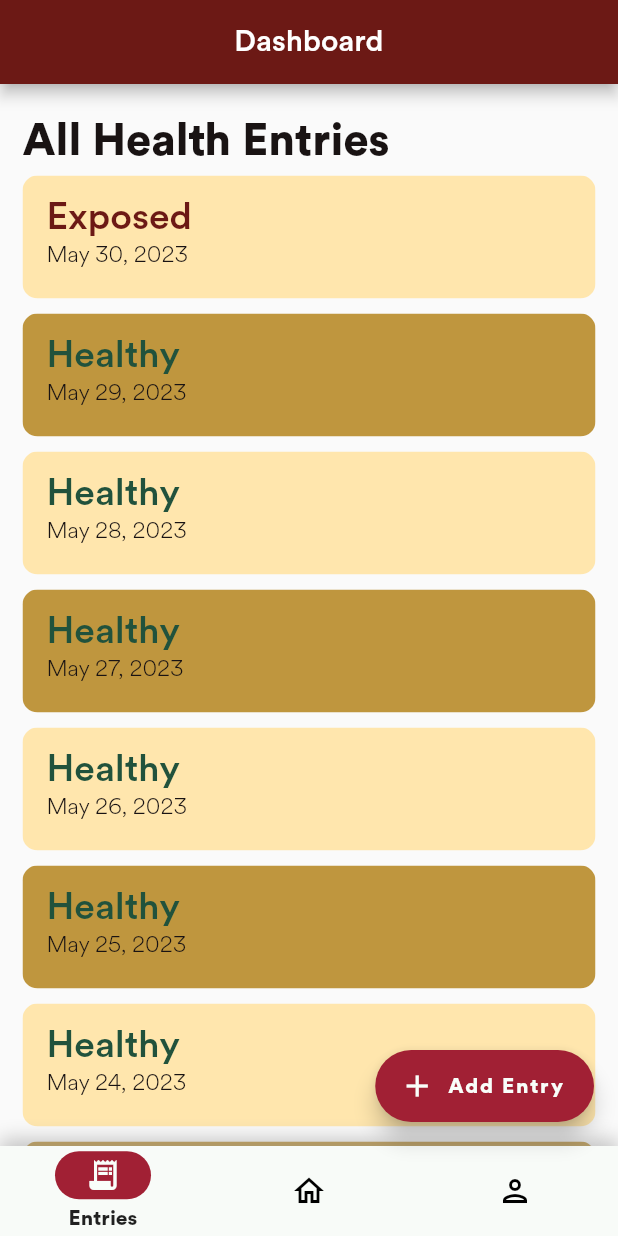
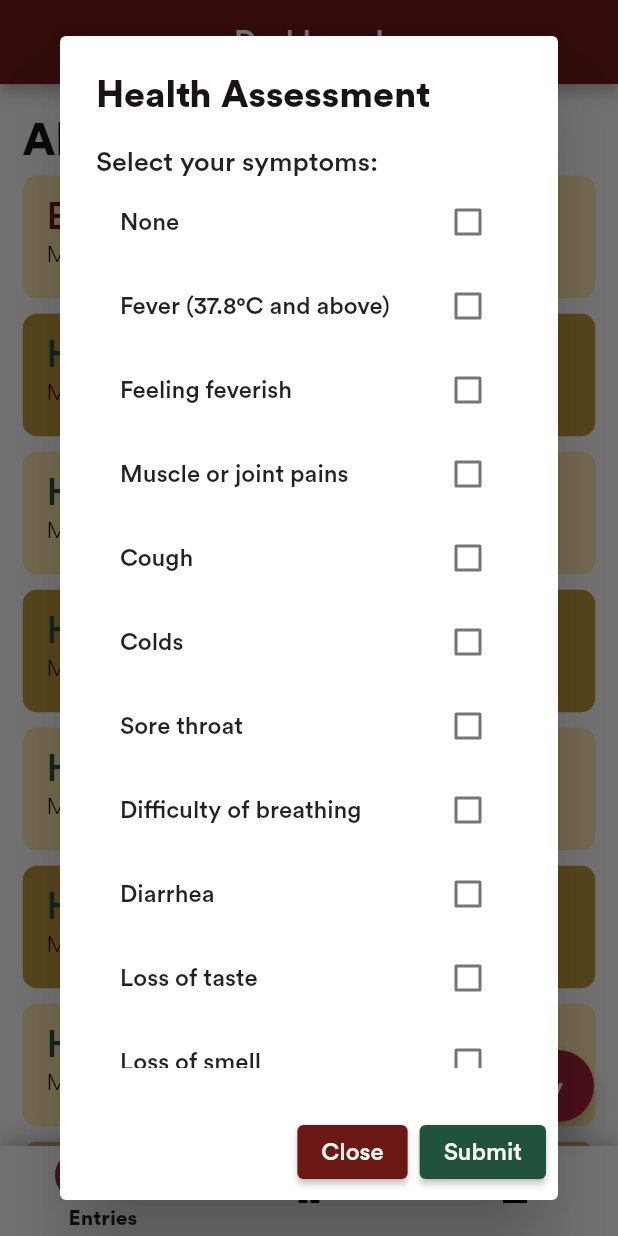
Before and after one commit to jaungos/ohmsim, a Flutter app: the UserView screen opened by its route, after a tap on "Add Entry", on a phone screen of 412 x 824 dp. Run offline on Flutter 3.47's test engine with Material 2 defaults, Android fonts, the phone set to English and light mode, and no system bars; our stand-ins replace cloud_firestore, firebase_auth, firebase_core; accounts and stored records are empty.

Commit message:
Feat: added add entry button

```diff
--- a/ohmsim/lib/main.dart
+++ b/ohmsim/lib/main.dart
@@ -44,7 +44,7 @@ class MyApp extends StatelessWidget {
           primaryColor: const Color(0xFF00A65A),
           primarySwatch: Colors.green,
         ),
-        initialRoute: SignupPage.routeName,
+        initialRoute: UserView.routeName,
         // initialRoute: '/',
         routes: {
           //TODO: Put routes here
--- /dev/null
+++ b/ohmsim/lib/screens/student/addentry.dart
@@ -0,0 +1,177 @@
+import 'package:flutter/material.dart';
+
+class AddEntry extends StatefulWidget {
+  @override
+  _AddEntryState createState() => _AddEntryState();
+}
+
+class _AddEntryState extends State<AddEntry> {
+  Map<String, bool> symptoms = {
+    'None': false,
+    'Fever (37.8°C and above)': false,
+    'Feeling feverish': false,
+    'Muscle or joint pains': false,
+    'Cough': false,
+    'Colds': false,
+    'Sore throat': false,
+    'Difficulty of breathing': false,
+    'Diarrhea': false,
+    'Loss of taste': false,
+    'Loss of smell': false,
+  };
+  int exposureRadioValue = -1;
+
+  @override
+  Widget build(BuildContext context) {
+    return AlertDialog(
+      title: const Text(
+        'Health Assessment',
+        style: TextStyle(
+          fontSize: 25,
+          fontWeight: FontWeight.w700,
+          color: Color(0xFF191313),
+        ),
+      ),
+      content: SingleChildScrollView(
+        child: Column(
+          crossAxisAlignment: CrossAxisAlignment.start,
+          children: [
+            const Text(
+              'Select your symptoms:',
+              style: TextStyle(
+                fontSize: 18,
+                fontWeight: FontWeight.normal,
+              ),
+            ),
+            Column(
+              children: symptoms.keys.map((String symptom) {
+                return CheckboxListTile(
+                  title: Text(
+                    symptom,
+                    style: const TextStyle(
+                      fontSize: 16,
+                    ),
+                  ),
+                  value: symptoms[symptom],
+                  activeColor: const Color(0xFF21523c),
+                  onChanged: (bool? value) {
+                    setState(() {
+                      if (symptom == 'None') {
+                        // If 'None' is selected, disable other symptoms
+                        symptoms.forEach((key, _) {
+                          symptoms[key] = false;
+                        });
+                      } else {
+                        // Uncheck 'None' if any other symptom is selected
+                        symptoms['None'] = false;
+                      }
+                      symptoms[symptom] = value!;
+                    });
+                  },
+                );
+              }).toList(),
+            ),
+            const SizedBox(height: 16.0),
+            const Text(
+              'Did you recently have a face-to-face encounter or contact with a confirmed COVID-19 case?',
+              style: TextStyle(
+                fontSize: 18,
+                fontWeight: FontWeight.normal,
+              ),
+            ),
+            Padding(
+              padding: const EdgeInsets.all(0),
+              child: Row(
+                children: [
+                  Column(
+                    children: [
+                      Row(
+                        children: [
+                          Radio(
+                            value: 0,
+                            groupValue: exposureRadioValue,
+                            activeColor: const Color(0xFF21523c),
+                            onChanged: (value) {
+                              setState(() {
+                                exposureRadioValue = value!;
+                              });
+                            },
+                          ),
+                          const Text(
+                            'Yes',
+                            style: TextStyle(
+                              fontSize: 16,
+                            ),
+                          ),
+                        ],
+                      ),
+                    ],
+                  ),
+                  Column(
+                    children: [
+                      Row(
+                        children: [
+                          Radio(
+                            value: 1,
+                            groupValue: exposureRadioValue,
+                            activeColor: const Color(0xFF21523c),
+                            onChanged: (value) {
+                              setState(() {
+                                exposureRadioValue = value!;
+                              });
+                            },
+                          ),
+                          const Text(
+                            'No',
+                            style: TextStyle(
+                              fontSize: 16,
+                            ),
+                          ),
+                        ],
+                      ),
+                    ],
+                  ),
+                ],
+              ),
+            ),
+          ],
+        ),
+      ),
+      actions: [
+        ElevatedButton(
+          onPressed: () {
+            Navigator.pop(context);
+          },
+          style: ElevatedButton.styleFrom(
+            backgroundColor: const Color(0xFF6c1915),
+          ),
+          child: const Text(
+            'Close',
+            style: TextStyle(
+              fontSize: 16,
+              fontWeight: FontWeight.normal,
+              color: Color(0xFFf9fefa),
+            ),
+          ),
+        ),
+        ElevatedButton(
+          onPressed: () {
+            // @TODO: Handle form submission here including validation
+            Navigator.pop(context);
+          },
+          style: ElevatedButton.styleFrom(
+            backgroundColor: const Color(0xFF21523c),
+          ),
+          child: const Text(
+            'Submit',
+            style: TextStyle(
+              fontSize: 16,
+              fontWeight: FontWeight.normal,
+              color: Color(0xFFf9fefa),
+            ),
+          ),
+        ),
+      ],
+    );
+  }
+}
--- a/ohmsim/lib/screens/student/userview.dart
+++ b/ohmsim/lib/screens/student/userview.dart
@@ -1,4 +1,5 @@
 import 'package:flutter/material.dart';
+import 'package:ohmsim/screens/student/addentry.dart';
 import 'package:ohmsim/screens/student/homepage.dart';
 import 'package:ohmsim/screens/student/profilepage.dart';
 import 'package:ohmsim/screens/student/viewentries.dart';
@@ -50,7 +51,15 @@ class UserViewState extends State<UserView> {
           Icons.add,
           color: Color(0xFFf9fefa),
         ),
-        onPressed: () {},
+        onPressed: () {
+          // create a modal form that has a checkbox for symptoms and radio button that asks if they have been exposed
+          showDialog(
+            context: context,
+            builder: (BuildContext context) {
+              return AddEntry();
+            },
+          );
+        },
         backgroundColor: const Color(0xFFa12034),
       ),
       bottomNavigationBar: Container(
```
